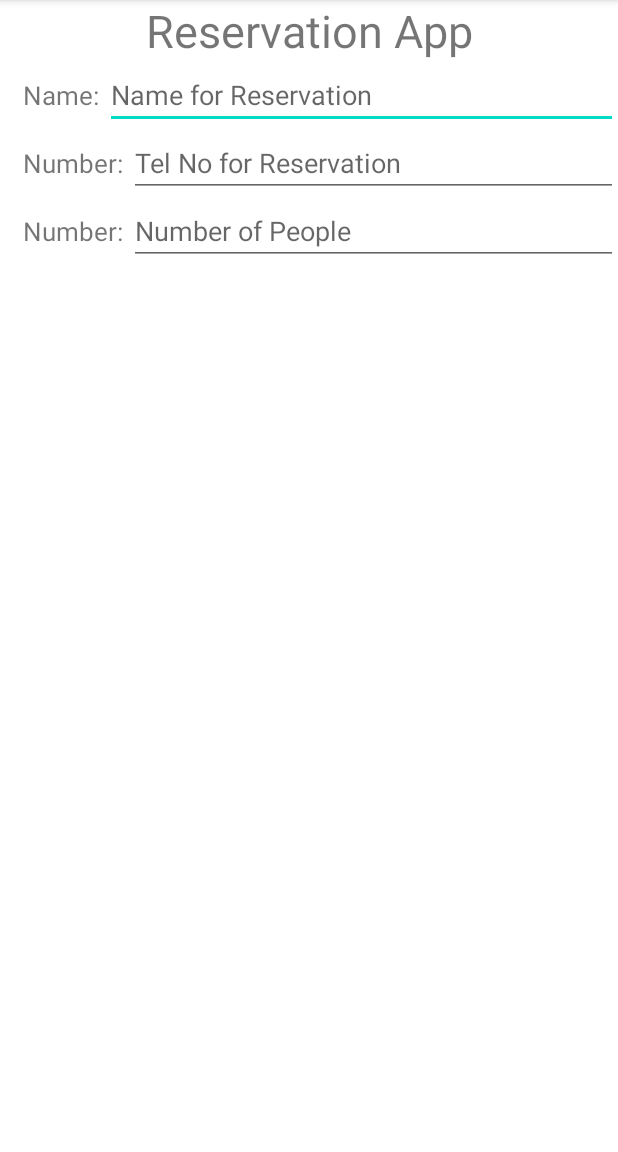
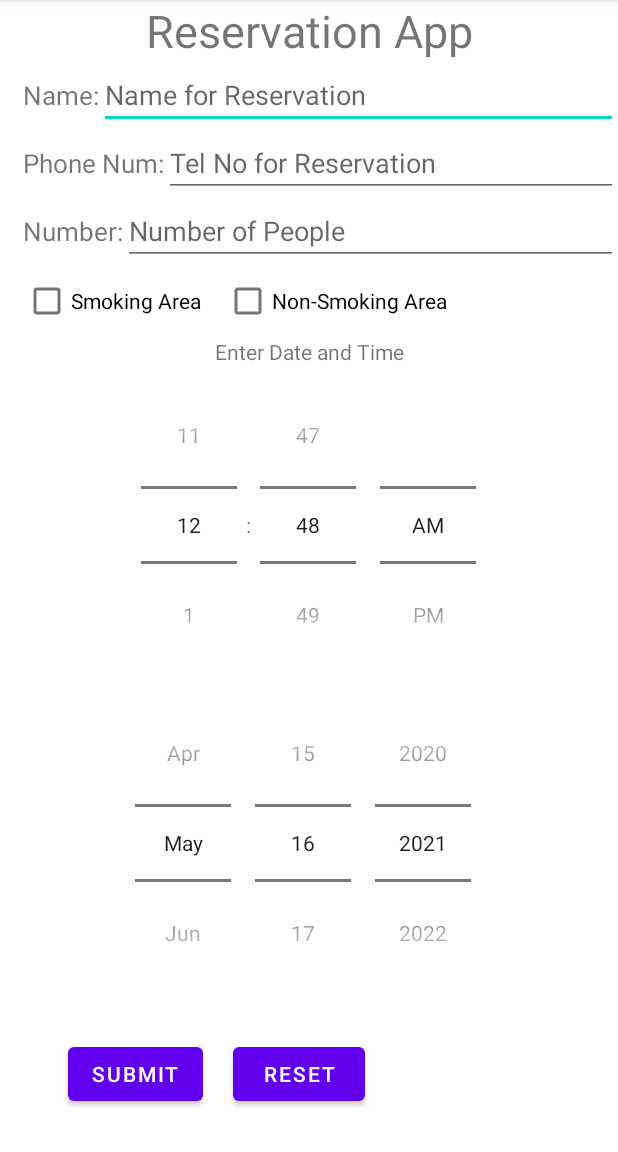
Before and after one commit to AbdRaiyan/L04-Reservation, an Android app: the screen it shows after launch (MainActivity), on a phone screen of 412 x 824 dp, the part 84-1236 px from its top. Run offline under Robolectric (Android 15) with nearby library versions, the phone set to English and light mode, and no system bars; 14 statements that could not run were skipped.

Commit message:
Commit one

```diff
--- a/app/src/main/java/sg/edu/rp/c346/id20022280/l04_reservation/MainActivity.java
+++ b/app/src/main/java/sg/edu/rp/c346/id20022280/l04_reservation/MainActivity.java
@@ -3,12 +3,64 @@ package sg.edu.rp.c346.id20022280.l04_reservation;
 import androidx.appcompat.app.AppCompatActivity;
 
 import android.os.Bundle;
+import android.view.View;
+import android.widget.Button;
+import android.widget.CheckBox;
+import android.widget.DatePicker;
+import android.widget.EditText;
+import android.widget.TextView;
+import android.widget.TimePicker;
 
 public class MainActivity extends AppCompatActivity {
+
+    EditText name;
+    EditText phoneNum;
+    EditText pplNum;
+    CheckBox areaS;
+    CheckBox areaNS;
+    DatePicker dp;
+    TimePicker tp;
+    TextView display;
+    Button submit;
+    Button reset;
 
     @Override
     protected void onCreate(Bundle savedInstanceState) {
         super.onCreate(savedInstanceState);
         setContentView(R.layout.activity_main);
+
+        name.findViewById(R.id.editTextName);
+        phoneNum.findViewById(R.id.editTextNumber);
+        pplNum.findViewById(R.id.editTextGroupNo);
+        areaS.findViewById(R.id.CheckboxSA);
+        areaNS.findViewById(R.id.CheckboxNSA);
+        dp.findViewById(R.id.dp);
+        tp.findViewById(R.id.tp);
+        display.findViewById(R.id.textViewEnd);
+        submit.findViewById(R.id.buttonSubmit);
+        reset.findViewById(R.id.buttonReset);
+
+        dp.updateDate(2020,6,1);
+        tp.setCurrentHour(7);
+        tp.setCurrentMinute(30);
+
+        submit.setOnClickListener(new View.OnClickListener() {
+            @Override
+            public void onClick(View v) {
+                String dispText = "Your Reservation is set.";
+                dispText += " Name: " +name.getText().toString();
+                dispText += " Tel No: " + phoneNum.getText().toString();
+                dispText += " Number of People: " + pplNum.getText().toString();
+
+                if(areaS.isChecked()){
+                    dispText +=" Area: Smoking";
+                } else {
+                    dispText +=" Area: Non-Smoking";
+                }
+
+                display.setText(dispText);
+            }
+        });
+
     }
 }
--- a/app/src/main/res/layout/activity_main.xml
+++ b/app/src/main/res/layout/activity_main.xml
@@ -11,7 +11,7 @@
         android:layout_height="wrap_content"
         android:textSize="30sp"
         android:gravity="center_horizontal"
-        android:text="Reservation App" />
+        android:text="@string/reservation_app" />
 
     <LinearLayout
         android:layout_width="match_parent"
@@ -21,7 +21,7 @@
         <TextView
             android:layout_width="wrap_content"
             android:layout_height="wrap_content"
-            android:text="Name: "
+            android:text="@string/name"
             android:textSize="17sp"
             android:layout_marginLeft="15sp"/>
 
@@ -30,7 +30,7 @@
             android:layout_width="wrap_content"
             android:layout_height="wrap_content"
             android:layout_weight="3"
-            android:hint="Name for Reservation"/>
+            android:hint="@string/name_for_reservation"/>
 
     </LinearLayout>
     <LinearLayout
@@ -41,7 +41,7 @@
         <TextView
             android:layout_width="wrap_content"
             android:layout_height="wrap_content"
-            android:text="Number: "
+            android:text="@string/phone_num"
             android:textSize="17sp"
             android:layout_marginLeft="15sp"/>
 
@@ -51,7 +51,7 @@
             android:layout_height="wrap_content"
             android:layout_weight="3"
             android:inputType="number"
-            android:hint="Tel No for Reservation"/>
+            android:hint="@string/tel_no_for_reservation"/>
 
     </LinearLayout>
     <LinearLayout
@@ -62,7 +62,7 @@
         <TextView
             android:layout_width="wrap_content"
             android:layout_height="wrap_content"
-            android:text="Number: "
+            android:text="@string/number"
             android:textSize="17sp"
             android:layout_marginLeft="15sp"/>
 
@@ -72,9 +72,73 @@
             android:layout_height="wrap_content"
             android:layout_weight="3"
             android:inputType="number"
-            android:hint="Number of People"/>
+            android:hint="@string/number_of_people"/>
+
+    </LinearLayout>
+    <LinearLayout
+        android:layout_width="match_parent"
+        android:layout_height="wrap_content"
+        android:orientation="horizontal">
+
+        <CheckBox
+            android:id="@+id/CheckboxSA"
+            android:layout_width="wrap_content"
+            android:layout_height="wrap_content"
+            android:layout_marginLeft="15sp"
+            android:text="@string/smoking_area"/>
+
+        <CheckBox
+            android:id="@+id/CheckboxNSA"
+            android:layout_width="wrap_content"
+            android:layout_height="wrap_content"
+            android:text="@string/non_smoking_area"
+            android:layout_marginLeft="15sp"/>
 
     </LinearLayout>
 
+    <TextView
+        android:layout_width="match_parent"
+        android:layout_height="wrap_content"
+        android:gravity="center_horizontal"
+        android:text="@string/enter_date_and_time"/>
+
+    <TimePicker
+        android:id="@+id/tp"
+        android:layout_width="match_parent"
+        android:layout_height="wrap_content"
+        android:timePickerMode="spinner" />
+    <DatePicker
+        android:id="@+id/dp"
+        android:layout_width="match_parent"
+        android:layout_height="wrap_content"
+        android:datePickerMode="spinner"
+        android:calendarViewShown="false"/>
+    <TextView
+        android:id="@+id/textViewEnd"
+        android:layout_width="match_parent"
+        android:layout_height="wrap_content"
+        android:gravity="center_horizontal"
+        android:textSize="17sp" />
+
+    <LinearLayout
+        android:layout_width="match_parent"
+        android:layout_height="wrap_content"
+        android:orientation="horizontal">
+
+        <Button
+            android:id="@+id/buttonSubmit"
+            android:layout_width="wrap_content"
+            android:layout_height="wrap_content"
+            android:layout_marginLeft="45sp"
+            android:text="@string/submit"/>
+
+        <Button
+            android:id="@+id/buttonReset"
+            android:layout_width="wrap_content"
+            android:layout_height="wrap_content"
+            android:layout_marginLeft="20dp"
+            android:text="@string/reset"/>
+
+    </LinearLayout>
 
 </LinearLayout>
--- a/app/src/main/res/values/strings.xml
+++ b/app/src/main/res/values/strings.xml
@@ -1,3 +1,15 @@
 <resources>
     <string name="app_name">L04-Reservation</string>
+    <string name="reservation_app">Reservation App</string>
+    <string name="name">Name:</string>
+    <string name="name_for_reservation">Name for Reservation</string>
+    <string name="number">Number:</string>
+    <string name="tel_no_for_reservation">Tel No for Reservation</string>
+    <string name="phone_num">Phone Num:</string>
+    <string name="number_of_people">Number of People</string>
+    <string name="submit">Submit</string>
+    <string name="reset">Reset</string>
+    <string name="enter_date_and_time">Enter Date and Time</string>
+    <string name="smoking_area">Smoking Area</string>
+    <string name="non_smoking_area">Non-Smoking Area</string>
 </resources>
```
